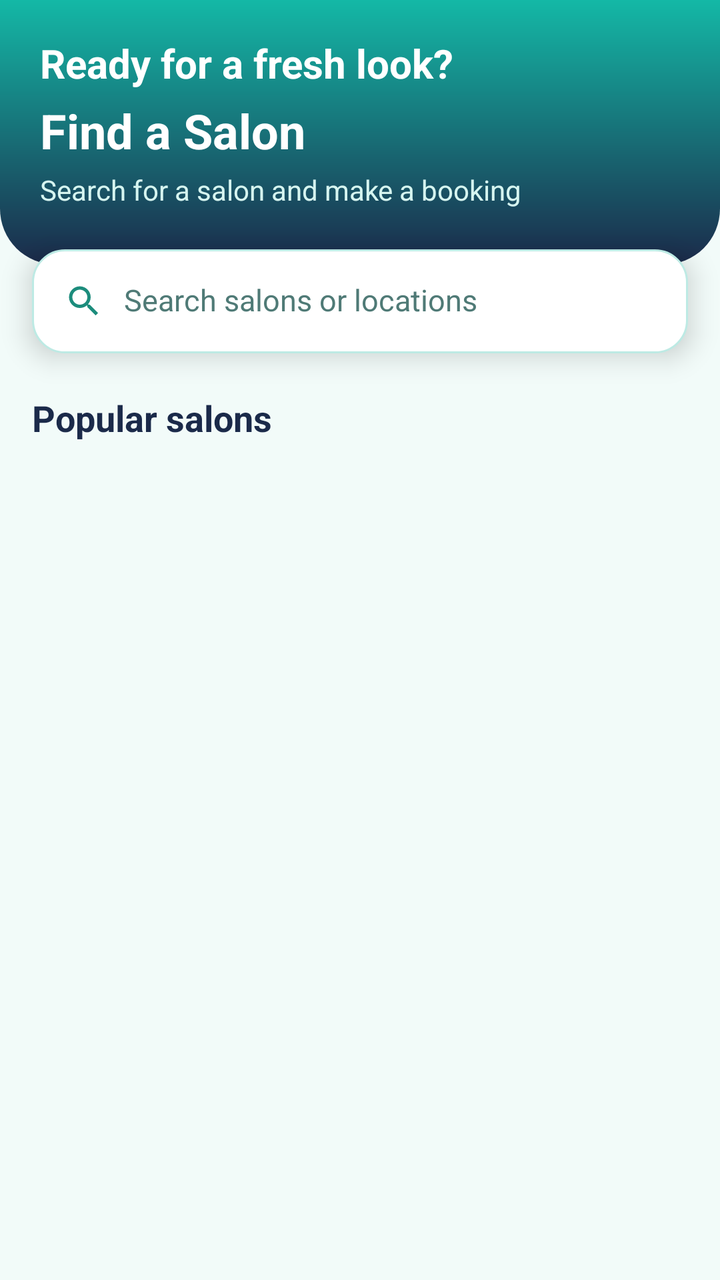
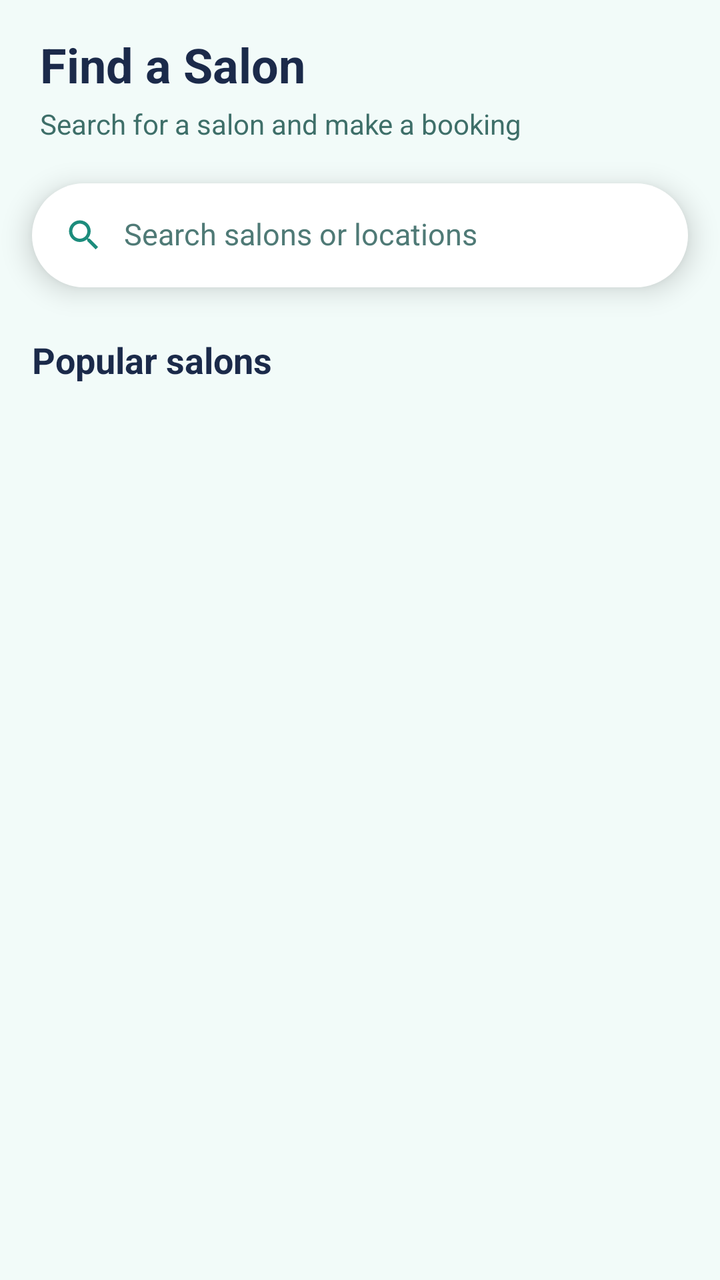

Compare the two renders of this Android layout. The source of the first and the diff that turns it into the second are given below.
<!-- AndroidManifest.xml: application theme Theme.HairGo -->
<!-- res/layout/fragment_home.xml -->
<?xml version="1.0" encoding="utf-8"?>
<LinearLayout
    xmlns:android="http://schemas.android.com/apk/res/android"
    xmlns:app="http://schemas.android.com/apk/res-auto"
    android:layout_width="match_parent"
    android:layout_height="match_parent"
    android:orientation="vertical"
    android:background="@color/home_bg">

    <LinearLayout
        android:layout_width="match_parent"
        android:layout_height="wrap_content"
        android:orientation="vertical"
        android:background="@drawable/bg_home_header"
        android:paddingStart="20dp"
        android:paddingEnd="20dp"
        android:paddingTop="18dp"
        android:paddingBottom="28dp">

        <TextView
            android:id="@+id/tvHomeGreeting"
            android:layout_width="match_parent"
            android:layout_height="wrap_content"
            android:text="@string/home_greeting"
            android:textColor="@color/home_header_text"
            android:textSize="20sp"
            android:textStyle="bold"/>

        <TextView
            android:id="@+id/tvHomeTitle"
            android:layout_width="match_parent"
            android:layout_height="wrap_content"
            android:layout_marginTop="4dp"
            android:text="@string/title_home"
            android:textColor="@color/home_header_text"
            android:textSize="24sp"
            android:textStyle="bold"/>

        <TextView
            android:id="@+id/tvHomeSubtitle"
            android:layout_width="match_parent"
            android:layout_height="wrap_content"
            android:layout_marginTop="4dp"
            android:text="@string/home_subtitle"
            android:textColor="@color/home_header_subtext"
            android:textSize="14sp"/>

    </LinearLayout>

    <LinearLayout
        android:id="@+id/llSearchBar"
        android:layout_width="match_parent"
        android:layout_height="52dp"
        android:layout_marginStart="16dp"
        android:layout_marginEnd="16dp"
        android:layout_marginTop="-8dp"
        android:orientation="horizontal"
        android:gravity="center_vertical"
        android:background="@drawable/bg_home_search"
        android:addStatesFromChildren="true"
        android:outlineProvider="background"
        android:paddingHorizontal="16dp"
        android:elevation="8dp">

        <ImageView
            android:layout_width="20dp"
            android:layout_height="20dp"
            android:src="@drawable/ic_search"
            android:importantForAccessibility="no"
            app:tint="@color/home_icon"/>

        <EditText
            android:id="@+id/etSearch"
            android:layout_width="0dp"
            android:layout_height="match_parent"
            android:layout_weight="1"
            android:layout_marginStart="10dp"
            android:background="@android:color/transparent"
            android:hint="@string/hint_search_salons"
            android:inputType="text"
            android:imeOptions="actionSearch"
            android:importantForAutofill="no"
            android:singleLine="true"
            android:gravity="center_vertical"
            android:paddingVertical="0dp"
            android:includeFontPadding="false"
            android:textColor="@color/home_search_text"
            android:textColorHint="@color/home_search_hint"
            android:textSize="15sp"/>

    </LinearLayout>

    <TextView
        android:id="@+id/tvHomeSectionTitle"
        android:layout_width="match_parent"
        android:layout_height="wrap_content"
        android:layout_marginStart="16dp"
        android:layout_marginEnd="16dp"
        android:layout_marginTop="20dp"
        android:layout_marginBottom="6dp"
        android:text="@string/home_popular_salons"
        android:textColor="@color/home_text_primary"
        android:textSize="18sp"
        android:textStyle="bold"/>

    <FrameLayout
        android:layout_width="match_parent"
        android:layout_height="0dp"
        android:layout_weight="1">

        <androidx.recyclerview.widget.RecyclerView
            android:id="@+id/rvSalons"
            android:layout_width="match_parent"
            android:layout_height="match_parent"
            android:clipToPadding="false"
            android:paddingBottom="16dp"/>

        <TextView
            android:id="@+id/tvEmptyState"
            android:layout_width="wrap_content"
            android:layout_height="wrap_content"
            android:layout_gravity="center"
            android:padding="24dp"
            android:text="@string/no_salons_found"
            android:textColor="@color/home_text_secondary"
            android:textSize="14sp"
            android:visibility="gone"/>

    </FrameLayout>

</LinearLayout>
<!-- resources referenced by this layout -->
<resources>
  <color name="home_bg">#F2FBF9</color>
  <color name="home_header_subtext">#D6F5F0</color>
  <color name="home_header_text">#FFFFFF</color>
  <color name="home_icon">#1C8C7C</color>
  <color name="home_search_hint">#4F7A76</color>
  <color name="home_search_text">#1B2A4A</color>
  <color name="home_text_primary">#1B2A4A</color>
  <color name="home_text_secondary">#3E6F69</color>
  <!-- drawable bg_home_header (drawable) -->
  <?xml version="1.0" encoding="utf-8"?>
  <shape xmlns:android="http://schemas.android.com/apk/res/android"
      android:shape="rectangle">
      <gradient
          android:startColor="@color/home_header_start"
          android:endColor="@color/home_header_end"
          android:angle="270" />
      <corners
          android:bottomLeftRadius="28dp"
          android:bottomRightRadius="28dp" />
  </shape>
  <!-- drawable bg_home_search (drawable) -->
  <?xml version="1.0" encoding="utf-8"?>
  <selector xmlns:android="http://schemas.android.com/apk/res/android">
      <item android:state_focused="true">
          <shape android:shape="rectangle">
              <solid android:color="@color/home_search_bg" />
              <stroke
                  android:width="2dp"
                  android:color="@color/home_icon" />
              <corners android:radius="16dp" />
          </shape>
      </item>
      <item>
          <shape android:shape="rectangle">
              <solid android:color="@color/home_search_bg" />
              <stroke
                  android:width="1dp"
                  android:color="@color/home_border" />
              <corners android:radius="16dp" />
          </shape>
      </item>
  </selector>
  <!-- drawable ic_search (drawable) -->
  <vector xmlns:android="http://schemas.android.com/apk/res/android"
      android:width="24dp" android:height="24dp"
      android:viewportWidth="24" android:viewportHeight="24">
      <path android:fillColor="#FF000000"
          android:pathData="M15.5,14h-0.79l-0.28,-0.27C15.41,12.59 16,11.11 16,9.5 16,5.91 13.09,3 9.5,3S3,5.91 3,9.5 5.91,16 9.5,16c1.61,0 3.09,-0.59 4.23,-1.57l0.27,0.28v0.79l5,4.99L20.49,19l-4.99,-5zM9.5,14C7.01,14 5,11.99 5,9.5S7.01,5 9.5,5 14,7.01 14,9.5 11.99,14 9.5,14z"/>
  </vector>
  <string name="hint_search_salons">Search salons or locations</string>
  <string name="home_greeting">Ready for a fresh look?</string>
  <string name="home_popular_salons">Popular salons</string>
  <string name="home_subtitle">Search for a salon and make a booking</string>
  <string name="no_salons_found">No salons found</string>
  <string name="title_home">Find a Salon</string>
  <style name="Theme.HairGo" parent="Base.Theme.HairGo">
          <item name="snackbarStyle">@style/Widget.HairGo.Snackbar</item>
      </style>
  <color name="home_header_start">#14B8A6</color>
  <color name="home_header_end">#1B2A4A</color>
  <color name="home_search_bg">#FFFFFF</color>
  <color name="home_border">#BDEAE4</color>
  <style name="Widget.HairGo.Snackbar" parent="Widget.Material3.Snackbar">
          <item name="backgroundTint">@color/navy</item>
          <item name="android:textColor">@color/white</item>
          <item name="shapeAppearanceOverlay">@style/ShapeAppearanceOverlay.HairGo_Snackbar</item>
      </style>
  <color name="teal">#14B8A6</color>
  <color name="white">#FFFFFF</color>
  <color name="surface">#FFFFFF</color>
  <color name="text_primary">#1A1A1A</color>
  <color name="grey_light">#F2F2F2</color>
  <color name="grey_medium">#8A8A8A</color>
  <color name="grey_border">#E0E0E0</color>
  <color name="navy">#1B2A4A</color>
  <style name="ShapeAppearanceOverlay.HairGo_Snackbar" parent="">
          <item name="cornerFamily">rounded</item>
          <item name="cornerSize">16dp</item>
      </style>
  <!-- unchanged entries left out for length: 1 -->
</resources>

<!-- the commit's change to res/layout/fragment_home.xml (unified diff, before → after) -->
@@ -11,10 +11,10 @@
         android:layout_width="match_parent"
         android:layout_height="wrap_content"
         android:orientation="vertical"
-        android:background="@drawable/bg_home_header"
+        android:background="@color/home_bg"
         android:paddingStart="20dp"
         android:paddingEnd="20dp"
-        android:paddingTop="18dp"
+        android:paddingTop="16dp"
         android:paddingBottom="28dp">
 
         <TextView
@@ -22,17 +22,18 @@
             android:layout_width="match_parent"
             android:layout_height="wrap_content"
             android:text="@string/home_greeting"
-            android:textColor="@color/home_header_text"
-            android:textSize="20sp"
-            android:textStyle="bold"/>
+            android:textColor="@color/home_icon"
+            android:textSize="13sp"
+            android:textStyle="bold"
+            android:letterSpacing="0.02"
+            android:visibility="gone"/>
 
         <TextView
             android:id="@+id/tvHomeTitle"
             android:layout_width="match_parent"
             android:layout_height="wrap_content"
-            android:layout_marginTop="4dp"
             android:text="@string/title_home"
-            android:textColor="@color/home_header_text"
+            android:textColor="@color/home_text_primary"
             android:textSize="24sp"
             android:textStyle="bold"/>
 
@@ -42,7 +43,7 @@
             android:layout_height="wrap_content"
             android:layout_marginTop="4dp"
             android:text="@string/home_subtitle"
-            android:textColor="@color/home_header_subtext"
+            android:textColor="@color/home_text_secondary"
             android:textSize="14sp"/>
 
     </LinearLayout>
@@ -56,7 +57,7 @@
         android:layout_marginTop="-8dp"
         android:orientation="horizontal"
         android:gravity="center_vertical"
-        android:background="@drawable/bg_home_search"
+        android:background="@drawable/bg_home_search_pill"
         android:addStatesFromChildren="true"
         android:outlineProvider="background"
         android:paddingHorizontal="16dp"
@@ -96,8 +97,8 @@
         android:layout_height="wrap_content"
         android:layout_marginStart="16dp"
         android:layout_marginEnd="16dp"
-        android:layout_marginTop="20dp"
-        android:layout_marginBottom="6dp"
+        android:layout_marginTop="24dp"
+        android:layout_marginBottom="8dp"
         android:text="@string/home_popular_salons"
         android:textColor="@color/home_text_primary"
         android:textSize="18sp"
<!-- resource entries referenced after the edit -->
@@ -1,26 +1,12 @@
 <!-- resources referenced by this layout -->
 <resources>
   <color name="home_bg">#F2FBF9</color>
-  <color name="home_header_subtext">#D6F5F0</color>
-  <color name="home_header_text">#FFFFFF</color>
   <color name="home_icon">#1C8C7C</color>
   <color name="home_search_hint">#4F7A76</color>
   <color name="home_search_text">#1B2A4A</color>
   <color name="home_text_primary">#1B2A4A</color>
   <color name="home_text_secondary">#3E6F69</color>
-  <!-- drawable bg_home_header (drawable) -->
-  <?xml version="1.0" encoding="utf-8"?>
-  <shape xmlns:android="http://schemas.android.com/apk/res/android"
-      android:shape="rectangle">
-      <gradient
-          android:startColor="@color/home_header_start"
-          android:endColor="@color/home_header_end"
-          android:angle="270" />
-      <corners
-          android:bottomLeftRadius="28dp"
-          android:bottomRightRadius="28dp" />
-  </shape>
-  <!-- drawable bg_home_search (drawable) -->
+  <!-- drawable bg_home_search_pill (drawable) -->
   <?xml version="1.0" encoding="utf-8"?>
   <selector xmlns:android="http://schemas.android.com/apk/res/android">
       <item android:state_focused="true">
@@ -29,16 +15,13 @@
               <stroke
                   android:width="2dp"
                   android:color="@color/home_icon" />
-              <corners android:radius="16dp" />
+              <corners android:radius="26dp" />
           </shape>
       </item>
       <item>
           <shape android:shape="rectangle">
               <solid android:color="@color/home_search_bg" />
-              <stroke
-                  android:width="1dp"
-                  android:color="@color/home_border" />
-              <corners android:radius="16dp" />
+              <corners android:radius="26dp" />
           </shape>
       </item>
   </selector>
@@ -58,10 +41,7 @@
   <style name="Theme.HairGo" parent="Base.Theme.HairGo">
           <item name="snackbarStyle">@style/Widget.HairGo.Snackbar</item>
       </style>
-  <color name="home_header_start">#14B8A6</color>
-  <color name="home_header_end">#1B2A4A</color>
   <color name="home_search_bg">#FFFFFF</color>
-  <color name="home_border">#BDEAE4</color>
   <style name="Widget.HairGo.Snackbar" parent="Widget.Material3.Snackbar">
           <item name="backgroundTint">@color/navy</item>
           <item name="android:textColor">@color/white</item>
